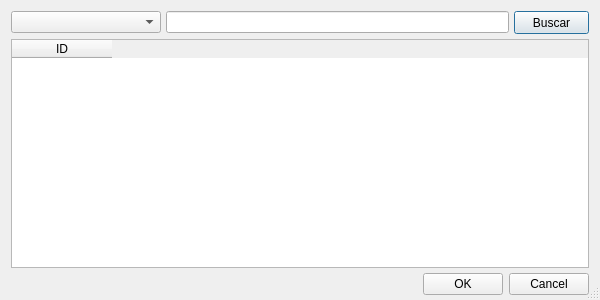
The window that Resources/UI/Componentes/LocalizarDialog.ui (Klubas/Projeto-SOAD) describes before a commit, drawn with Qt 5.
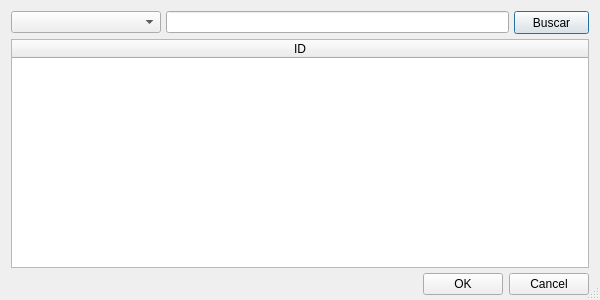
The same window after the commit.

```diff
--- a/Resources/UI/Componentes/LocalizarDialog.ui
+++ b/Resources/UI/Componentes/LocalizarDialog.ui
@@ -120,6 +120,9 @@
        <attribute name="horizontalHeaderHighlightSections">
         <bool>false</bool>
        </attribute>
+       <attribute name="horizontalHeaderStretchLastSection">
+        <bool>true</bool>
+       </attribute>
        <attribute name="verticalHeaderVisible">
         <bool>false</bool>
        </attribute>
```
Left out of the diff: 6 changed lines with no effect on the pictures.
